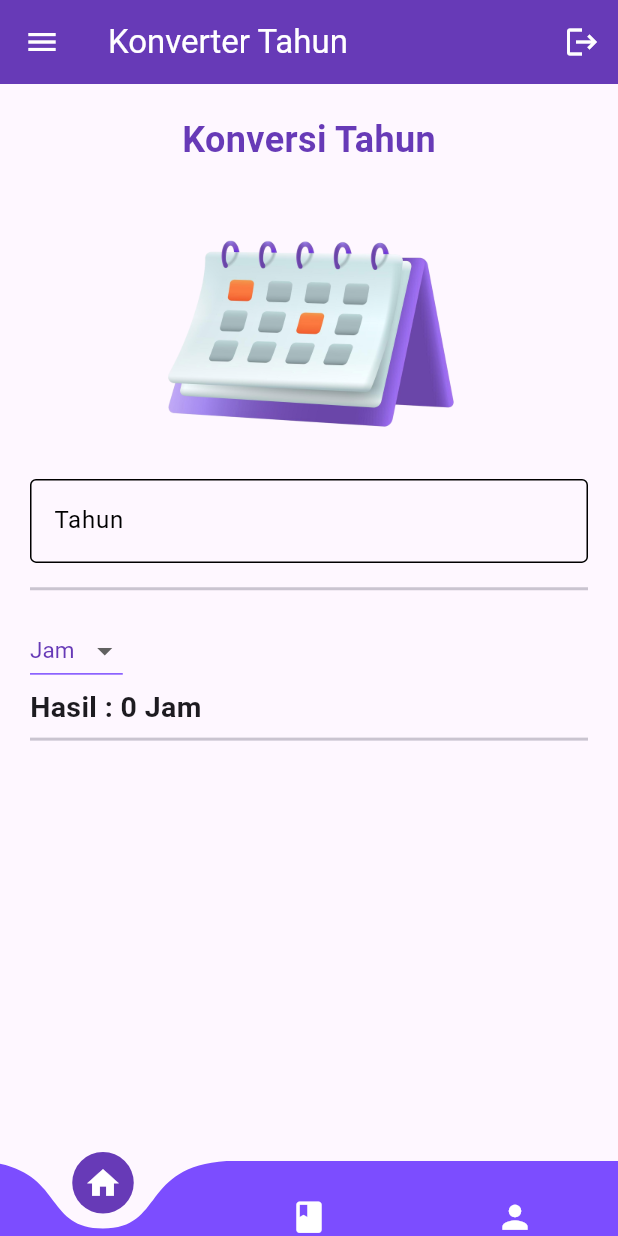
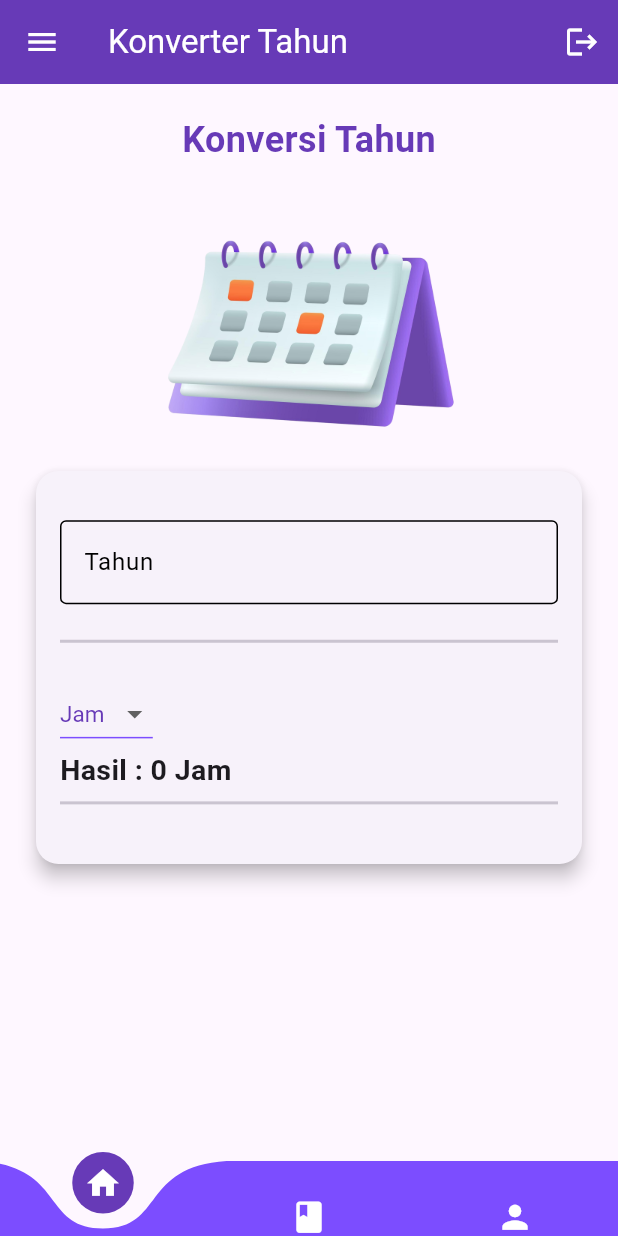
Before and after one commit to anndeviant/tpm_teori_t3, a Flutter app: the screen it shows after launch, on a phone screen of 412 x 824 dp. Run offline on Flutter 3.47's test engine with Material 3 defaults, Android fonts, the phone set to English and light mode, and no system bars; drawn by our look-alikes of curved_navigation_bar.

Commit message:
membuat card

```diff
--- a/lib/convert.dart
+++ b/lib/convert.dart
@@ -73,6 +73,7 @@ class _ConvertState extends State<Convert> {
   Widget build(BuildContext context) {
     return Scaffold(
       body: SafeArea(
+          child: SingleChildScrollView(
         child: Padding(
           padding: const EdgeInsets.all(20.0),
           child: Column(
@@ -92,7 +93,14 @@ class _ConvertState extends State<Convert> {
                 fit: BoxFit.cover,
               ),
               SizedBox(
-              height: 200,
+                height: 270,
+                child: Card(
+                  elevation: 5,
+                  shape: RoundedRectangleBorder(
+                    borderRadius: BorderRadius.circular(15),
+                  ),
+                  child: Padding(
+                    padding: const EdgeInsets.all(16.0),
                     child: Column(
                       mainAxisAlignment: MainAxisAlignment.spaceEvenly,
                       crossAxisAlignment: CrossAxisAlignment.start,
@@ -121,8 +129,8 @@ class _ConvertState extends State<Convert> {
                                   convert();
                                 });
                               },
-                        items:
-                            list.map<DropdownMenuItem<String>>((String value) {
+                              items: list.map<DropdownMenuItem<String>>(
+                                  (String value) {
                                 return DropdownMenuItem<String>(
                                     value: value, child: Text(value));
                               }).toList(),
@@ -138,7 +146,10 @@ class _ConvertState extends State<Convert> {
                       ],
                     ),
                   ),
+                ),
+              ),
             ],
+          ),
         ),
       )),
     );
```
Lines whose indentation alone changed are shown as unchanged.
